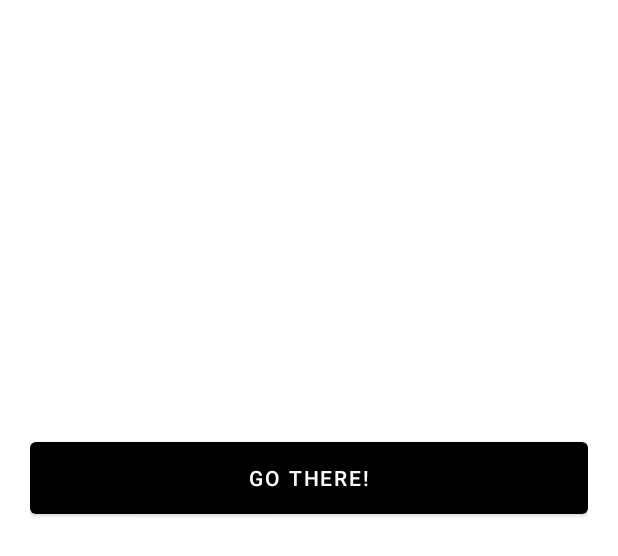
After one commit to siMarzouki/discover-paris, an Android app: the layout activity_chosen_place.xml on its own in the app's theme, with its tools: preview values and no code run, on a phone screen of 412 x 824 dp. The commit adds this screen. Shown: the top 556 px of the screen. Run offline under Robolectric (Android 15) with nearby library versions, the phone set to English and light mode, and no system bars.

Commit message:
adding the place page

```diff
--- a/app/src/main/java/com/isep/discoverprais/ui/places/PlacesViewModel.java
+++ b/app/src/main/java/com/isep/discoverprais/ui/places/PlacesViewModel.java
@@ -17,8 +17,6 @@ public class PlacesViewModel extends ViewModel {
         mText = new MutableLiveData<>();
         List<Place> data = DataManager.getInstance().getPlacesList();
         mText.setValue("Places : "+data.size());
-
-
     }
 
     public LiveData<String> getText() {
--- /dev/null
+++ b/app/src/main/res/layout/activity_chosen_place.xml
@@ -0,0 +1,45 @@
+<LinearLayout xmlns:android="http://schemas.android.com/apk/res/android"
+    android:layout_width="match_parent"
+    android:layout_height="match_parent"
+    xmlns:tools="http://schemas.android.com/tools"
+    android:orientation="vertical"
+    android:padding="20dp"
+    android:background="@color/white">
+
+    <ImageView
+        android:id="@+id/placePhoto"
+        android:layout_height="150dp"
+        android:layout_width="match_parent"
+        android:scaleType="centerCrop" />
+
+    <TextView
+        android:id="@+id/placeName"
+
+        android:textColor="@color/black"
+        android:textSize="25sp"
+        android:textStyle="bold"
+
+        android:layout_width="match_parent"
+        android:layout_height="wrap_content"
+        android:layout_marginTop="20dp" />
+    <TextView
+            android:id="@+id/placeDescription"
+
+            android:paddingTop="20dp"
+            android:paddingBottom="20dp"
+
+            android:textSize="17sp"
+            android:textColor="@color/black"
+
+            android:layout_height="wrap_content"
+            android:layout_width="match_parent"/>
+
+        <Button
+            android:id="@+id/placeButton"
+
+            android:layout_width="match_parent"
+            android:layout_height="60dp"
+            android:textColor="@color/white"
+            android:layout_gravity="center"
+            android:text="Go there!"/>
+</LinearLayout>
```
Also changed, not shown: app/src/main/java/com/isep/discoverprais/ui/places/ChosenPlaceActivity.java (added, +45 -0 lines), app/src/main/java/com/isep/discoverprais/ui/places/PlaceAdapter.java (+9 -1 lines).
